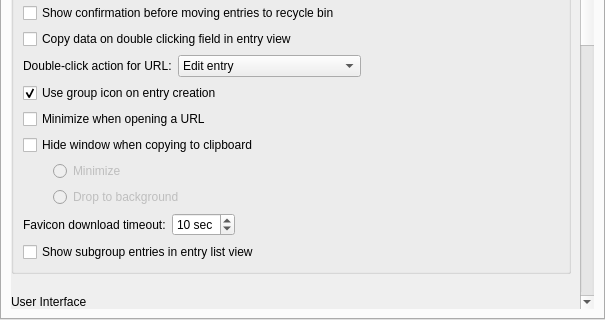
Old version of the form src/gui/ApplicationSettingsWidgetGeneral.ui in the repository juzu-o/keepassxc; both pictures show x 0 to 605 and y 649 to 969 of the 605 by 969 pixel window.
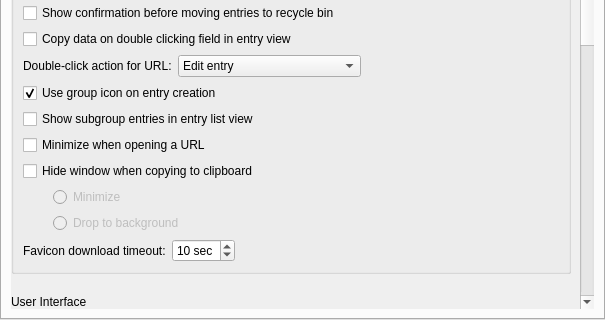
New version of the form. Custom widgets are drawn as their Qt base class.

Commit message:
Move Show subgroup entries option
* Align the Show subgroup entries checkbox option position with develop branch

The edit to the form file:
```diff
--- a/src/gui/ApplicationSettingsWidgetGeneral.ui
+++ b/src/gui/ApplicationSettingsWidgetGeneral.ui
@@ -611,6 +611,13 @@
                 </property>
                </widget>
               </item>
+              <item>
+               <widget class="QCheckBox" name="showSubgroupEntriesCheckBox">
+                <property name="text">
+                 <string>Show subgroup entries in entry list view</string>
+                </property>
+               </widget>
+              </item>
               <item>
                <widget class="QCheckBox" name="minimizeOnOpenUrlCheckBox">
                 <property name="text">
@@ -743,13 +750,6 @@
                 </item>
                </layout>
               </item>
-              <item>
-               <widget class="QCheckBox" name="showSubgroupEntriesCheckBox">
-                <property name="text">
-                 <string>Show subgroup entries in entry list view</string>
-                </property>
-               </widget>
-              </item>
              </layout>
             </widget>
            </item>
```
